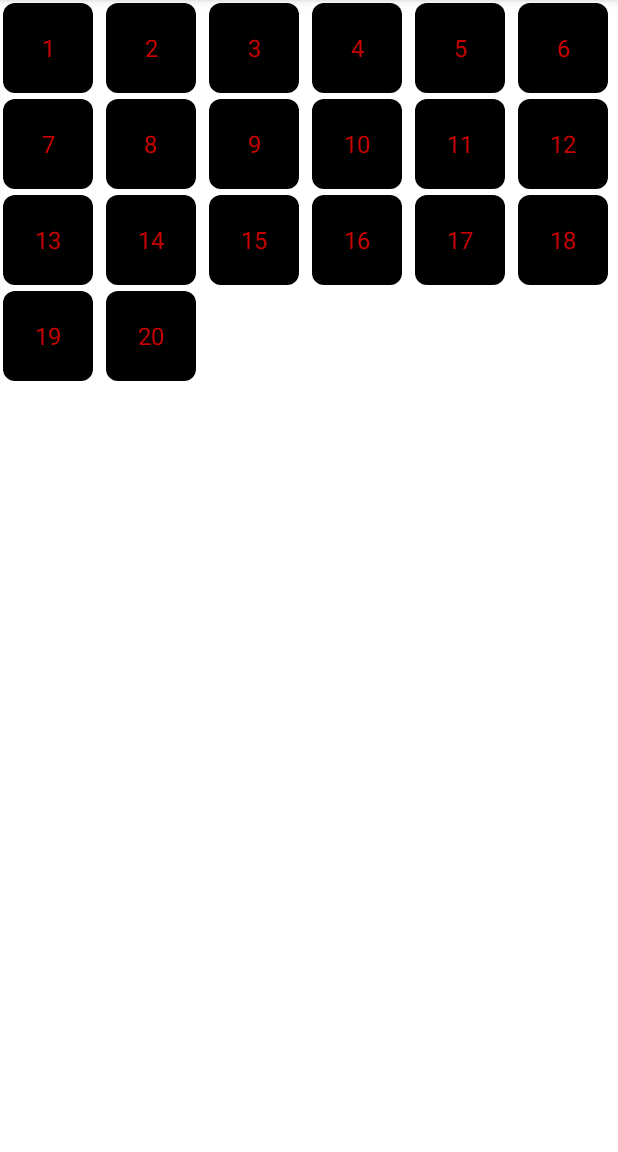
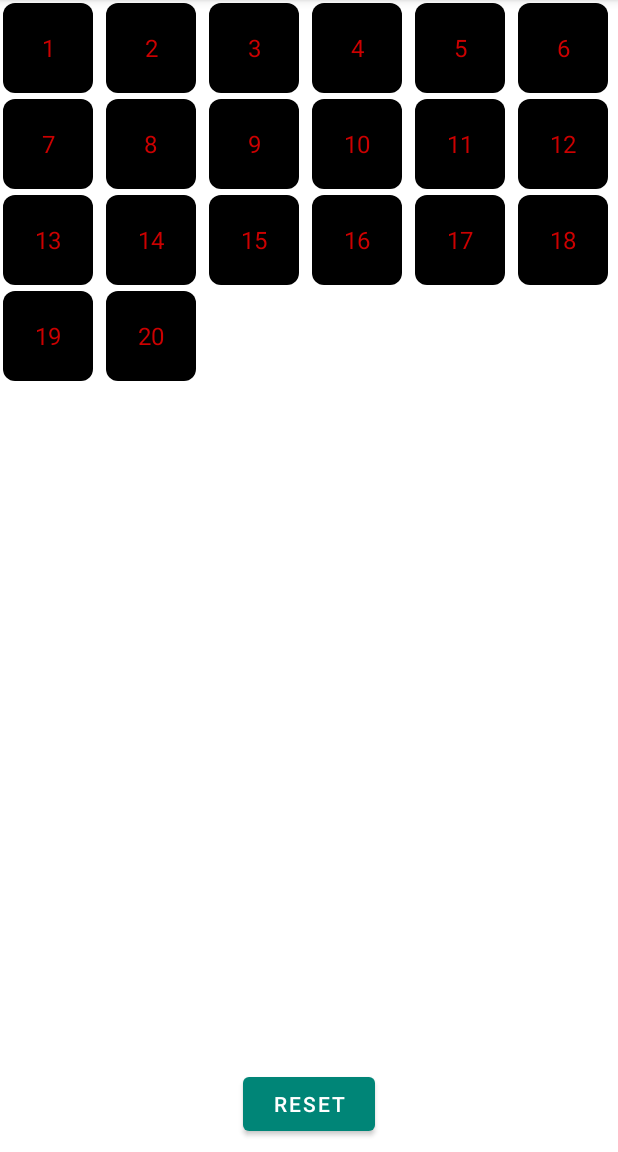
Before and after one commit to therealshabi/GridAnimator, an Android app: the GridActivity screen opened directly, with no data from a screen before it, on a phone screen of 412 x 824 dp, the part 84-1236 px from its top. Run offline under Robolectric (Android 15) with nearby library versions, the phone set to English and light mode, and no system bars.

Commit message:
Add reset button for clearing views

```diff
--- a/app/src/main/java/com/example/gridanimator/AutoFitRecyclerAdapter.kt
+++ b/app/src/main/java/com/example/gridanimator/AutoFitRecyclerAdapter.kt
@@ -23,6 +23,14 @@ class AutoFitRecyclerAdapter(
 
     fun getElements(): ArrayList<Int> {
         return this.getElements()
+    }
+
+    fun reset() {
+        this.gridElements.clear()
+        this.gridElements.addAll(ArrayList((1..GridActivity.numOfElements).map {
+            it
+        }))
+        notifyDataSetChanged()
     }
 
     override fun onCreateViewHolder(parent: ViewGroup, viewType: Int): AutoFitViewHolder {
--- a/app/src/main/java/com/example/gridanimator/GridActivity.kt
+++ b/app/src/main/java/com/example/gridanimator/GridActivity.kt
@@ -34,6 +34,10 @@ class GridActivity : AppCompatActivity() {
             this.layoutManager = GridLayoutManager(this@GridActivity, calculateColumns())
             this.adapter = gridAdapter
         }
+
+        resetButton.setOnClickListener {
+            gridAdapter.reset()
+        }
     }
 
     private fun calculateColumns(): Int {
--- a/app/src/main/res/layout/activity_grid.xml
+++ b/app/src/main/res/layout/activity_grid.xml
@@ -1,5 +1,26 @@
 <?xml version="1.0" encoding="utf-8"?>
-<androidx.recyclerview.widget.RecyclerView xmlns:android="http://schemas.android.com/apk/res/android"
-    android:id="@+id/gridRecyclerView"
+<androidx.constraintlayout.widget.ConstraintLayout xmlns:android="http://schemas.android.com/apk/res/android"
+    xmlns:app="http://schemas.android.com/apk/res-auto"
     android:layout_width="match_parent"
-    android:layout_height="match_parent" />
+    android:layout_height="match_parent">
+
+    <androidx.recyclerview.widget.RecyclerView
+        android:id="@+id/gridRecyclerView"
+        android:layout_width="match_parent"
+        android:layout_height="0dp"
+        app:layout_constraintBottom_toTopOf="@id/resetButton"
+        app:layout_constraintEnd_toEndOf="parent"
+        app:layout_constraintStart_toStartOf="parent"
+        app:layout_constraintTop_toTopOf="parent" />
+
+    <Button
+        android:id="@+id/resetButton"
+        android:layout_width="wrap_content"
+        android:layout_height="wrap_content"
+        android:layout_margin="8dp"
+        android:text="@string/reset_button_text"
+        app:layout_constraintBottom_toBottomOf="parent"
+        app:layout_constraintEnd_toEndOf="parent"
+        app:layout_constraintStart_toStartOf="parent"
+        app:layout_constraintTop_toBottomOf="@id/gridRecyclerView" />
+</androidx.constraintlayout.widget.ConstraintLayout>
--- a/app/src/main/res/values/strings.xml
+++ b/app/src/main/res/values/strings.xml
@@ -6,4 +6,5 @@
     <string name="hint_element_animation">Element Animation delay in ms(default 250ms)</string>
     <string name="create_grid_text">CREATE GRID</string>
     <string name="grid_configuration_text">Grid Configuration</string>
+    <string name="reset_button_text">RESET</string>
 </resources>
```
